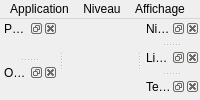
Before: the Qt Designer form Source/Elements/UI/MainWindow.ui in azertval/ProjectGaming, drawn with Qt 5.
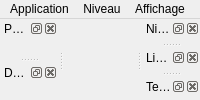
After: the same form once the commit is applied.

```diff
--- a/Source/Elements/UI/MainWindow.ui
+++ b/Source/Elements/UI/MainWindow.ui
@@ -35,8 +35,8 @@
    <attribute name="dockWidgetArea"><number>1</number></attribute>
    <widget class="QWidget" name="paletteContents"/>
   </widget>
-  <widget class="QDockWidget" name="ToolPanel">
-   <property name="windowTitle"><string>Outils</string></property>
+  <widget class="QDockWidget" name="DecorsPanel">
+   <property name="windowTitle"><string>Décors</string></property>
    <attribute name="dockWidgetArea"><number>1</number></attribute>
    <widget class="QWidget" name="toolContents"/>
   </widget>
```
Left out of the diff: 2 changed lines with no effect on the pictures.
